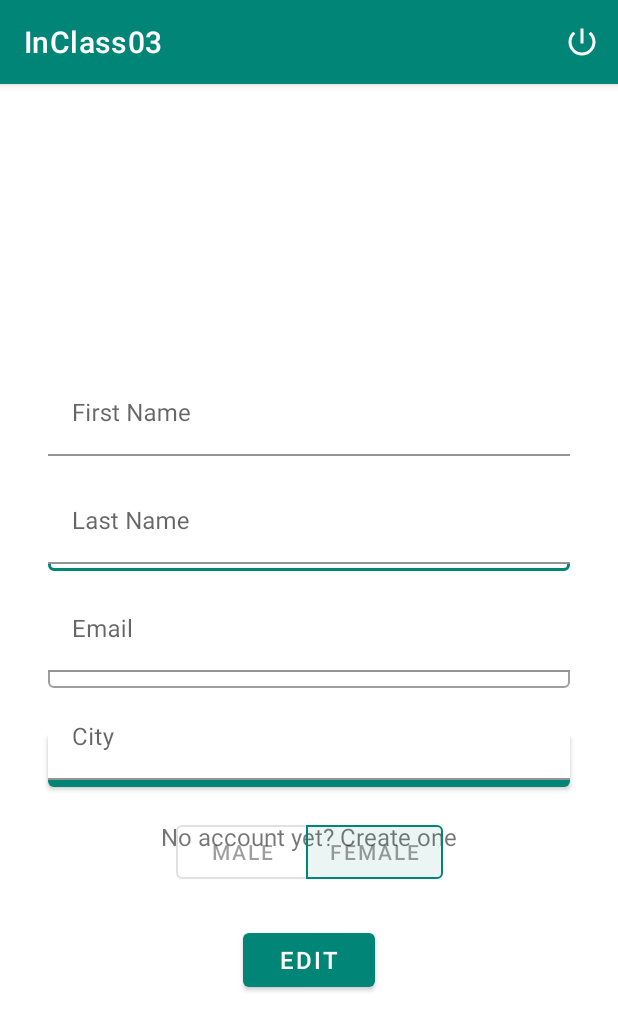
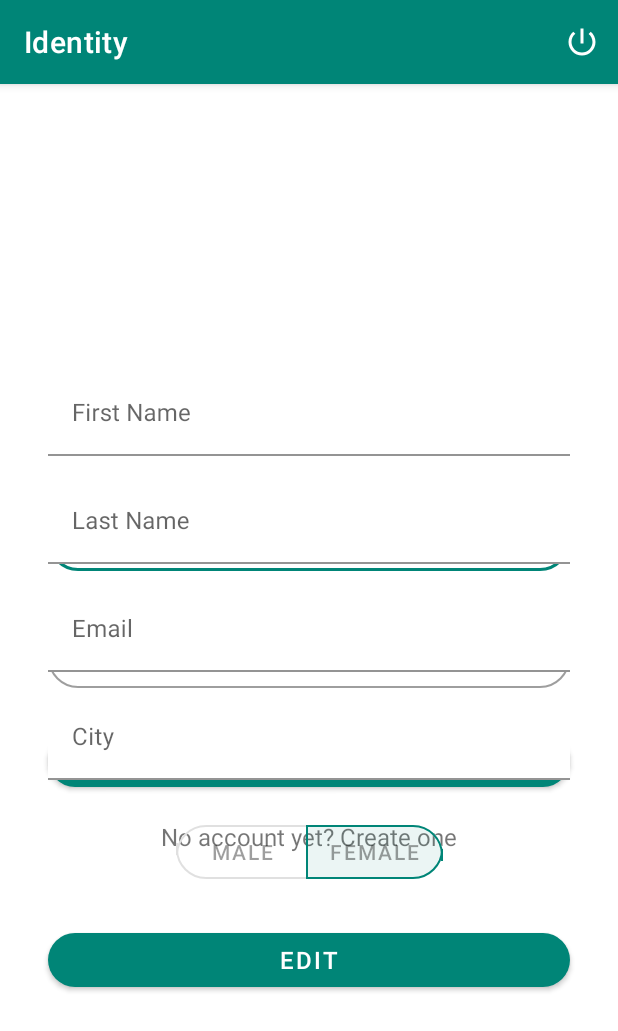
Before and after one commit to Vishwas-Banjan/Adv-Mobile-App-Dev, an Android app: the fragment ProfileFragment placed in its activity, on a phone screen of 412 x 824 dp. Shown: the top 1031 px of the screen. Run offline under Robolectric (Android 15) with nearby library versions, the phone set to English and light mode, and no system bars; 2 statements that could not run were skipped.

Commit message:
Rounded Corners to layout elements

```diff
--- a/Inclass/Inclass03/android/app/src/main/res/layout/fragment_log_in.xml
+++ b/Inclass/Inclass03/android/app/src/main/res/layout/fragment_log_in.xml
@@ -38,6 +38,7 @@
 
             <com.google.android.material.button.MaterialButton
                 android:id="@+id/loginButton"
+                app:cornerRadius="20dp"
                 style="@style/Widget.MaterialComponents.Button"
                 android:layout_width="0dp"
                 android:layout_height="wrap_content"
@@ -63,6 +64,10 @@
                 android:layout_marginEnd="32dp"
                 android:layout_marginRight="32dp"
                 android:hint="Email"
+                app:boxCornerRadiusBottomEnd="20dp"
+                app:boxCornerRadiusBottomStart="20dp"
+                app:boxCornerRadiusTopEnd="20dp"
+                app:boxCornerRadiusTopStart="20dp"
                 app:layout_constraintEnd_toEndOf="parent"
                 app:layout_constraintStart_toStartOf="parent"
                 app:layout_constraintTop_toTopOf="parent">
@@ -83,6 +88,10 @@
                 android:layout_marginTop="16dp"
                 android:layout_marginEnd="32dp"
                 android:layout_marginRight="32dp"
+                app:boxCornerRadiusBottomEnd="20dp"
+                app:boxCornerRadiusBottomStart="20dp"
+                app:boxCornerRadiusTopEnd="20dp"
+                app:boxCornerRadiusTopStart="20dp"
                 android:hint="Password"
                 app:layout_constraintEnd_toEndOf="parent"
                 app:layout_constraintStart_toStartOf="parent"
@@ -99,5 +108,4 @@
     </ScrollView>
 
 
-
 </androidx.constraintlayout.widget.ConstraintLayout>
--- a/Inclass/Inclass03/android/app/src/main/res/layout/fragment_profile.xml
+++ b/Inclass/Inclass03/android/app/src/main/res/layout/fragment_profile.xml
@@ -22,7 +22,7 @@
             <com.google.android.material.button.MaterialButton
                 android:id="@+id/createAccountBtn"
                 style="@style/Widget.MaterialComponents.Button"
-                android:layout_width="wrap_content"
+                android:layout_width="0dp"
                 android:layout_height="wrap_content"
                 android:layout_marginStart="32dp"
                 android:layout_marginLeft="32dp"
@@ -31,6 +31,7 @@
                 android:layout_marginRight="32dp"
                 android:text="Edit"
                 android:textSize="16sp"
+                app:cornerRadius="20dp"
                 app:layout_constraintEnd_toEndOf="parent"
                 app:layout_constraintStart_toStartOf="parent"
                 app:layout_constraintTop_toBottomOf="@+id/toggle_button_group" />
@@ -38,7 +39,7 @@
             <com.google.android.material.button.MaterialButton
                 android:id="@+id/saveButton"
                 style="@style/Widget.MaterialComponents.Button"
-                android:layout_width="wrap_content"
+                android:layout_width="0dp"
                 android:layout_height="wrap_content"
                 android:layout_marginStart="32dp"
                 android:layout_marginLeft="32dp"
@@ -48,6 +49,7 @@
                 android:text="Save"
                 android:textSize="16sp"
                 android:visibility="invisible"
+                app:cornerRadius="20dp"
                 app:layout_constraintEnd_toEndOf="parent"
                 app:layout_constraintStart_toStartOf="parent"
                 app:layout_constraintTop_toBottomOf="@+id/toggle_button_group" />
@@ -67,14 +69,16 @@
                     style="?attr/materialButtonOutlinedStyle"
                     android:layout_width="wrap_content"
                     android:layout_height="wrap_content"
-                    android:text="Male" />
+                    android:text="Male"
+                    app:cornerRadius="20dp" />
 
                 <com.google.android.material.button.MaterialButton
                     android:id="@+id/femaleButton"
                     style="?attr/materialButtonOutlinedStyle"
                     android:layout_width="wrap_content"
                     android:layout_height="wrap_content"
-                    android:text="Female" />
+                    android:text="Female"
+                    app:cornerRadius="20dp" />
 
             </com.google.android.material.button.MaterialButtonToggleGroup>
 
--- a/Inclass/Inclass03/android/app/src/main/res/layout/fragment_sign_up.xml
+++ b/Inclass/Inclass03/android/app/src/main/res/layout/fragment_sign_up.xml
@@ -47,6 +47,7 @@
                 android:layout_marginRight="32dp"
                 android:text="Create Account"
                 android:textSize="16sp"
+                app:cornerRadius="20dp"
                 app:layout_constraintEnd_toEndOf="parent"
                 app:layout_constraintStart_toStartOf="parent"
                 app:layout_constraintTop_toBottomOf="@+id/toggle_button_group" />
@@ -65,13 +66,15 @@
                     style="?attr/materialButtonOutlinedStyle"
                     android:layout_width="wrap_content"
                     android:layout_height="wrap_content"
-                    android:text="Male" />
+                    android:text="Male"
+                    app:cornerRadius="20dp" />
 
                 <com.google.android.material.button.MaterialButton
                     style="?attr/materialButtonOutlinedStyle"
                     android:layout_width="wrap_content"
                     android:layout_height="wrap_content"
-                    android:text="Female" />
+                    android:text="Female"
+                    app:cornerRadius="20dp" />
 
             </com.google.android.material.button.MaterialButtonToggleGroup>
 
--- a/Inclass/Inclass03/android/app/src/main/res/values/strings.xml
+++ b/Inclass/Inclass03/android/app/src/main/res/values/strings.xml
@@ -1,5 +1,5 @@
 <resources>
-    <string name="app_name">InClass03</string>
+    <string name="app_name">Identity</string>
 
     <!-- TODO: Remove or change this placeholder text -->
     <string name="hello_blank_fragment">Hello blank fragment</string>
```
